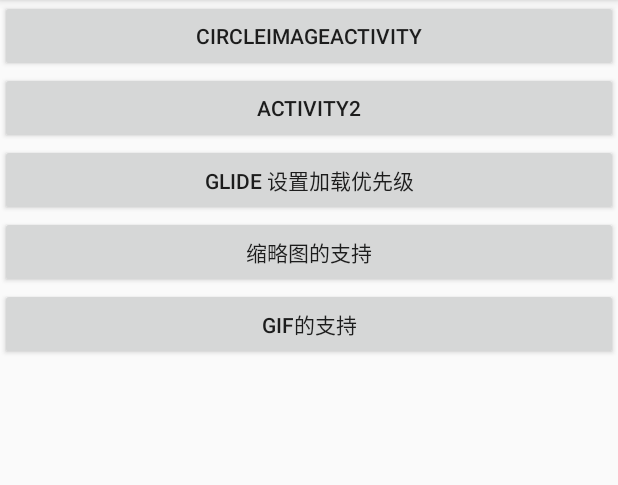
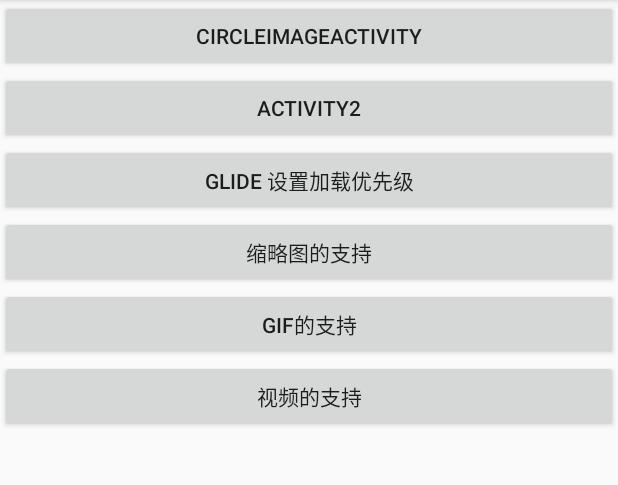
Before and after one commit to zyj1609wz/GlideDemo, an Android app: the screen it shows after launch (MainActivity), on a phone screen of 412 x 824 dp, the part 84-569 px from its top. Run offline under Robolectric (Android 15) with nearby library versions, the phone set to English and light mode, and no system bars.

Commit message:
本地视频的支持

```diff
--- a/app/src/main/AndroidManifest.xml
+++ b/app/src/main/AndroidManifest.xml
@@ -23,7 +23,8 @@
         <activity android:name=".Activity2" />
         <activity android:name=".PriorityActivity" />
         <activity android:name=".ThumbnailActivity" />
-        <activity android:name=".GifActivity"></activity>
+        <activity android:name=".GifActivity" />
+        <activity android:name=".VideoActivity"></activity>
     </application>
 
 </manifest>
--- a/app/src/main/java/app/zuil/com/glidedemo/MainActivity.java
+++ b/app/src/main/java/app/zuil/com/glidedemo/MainActivity.java
@@ -17,6 +17,7 @@ public class MainActivity extends AppCompatActivity implements View.OnClickListe
         findViewById(R.id.priorityActivity).setOnClickListener(this);
         findViewById(R.id.thumbnailActivity).setOnClickListener(this);
         findViewById(R.id.gifActivity).setOnClickListener(this);
+        findViewById(R.id.videoActivity).setOnClickListener(this);
     }
 
     @Override
@@ -37,6 +38,9 @@ public class MainActivity extends AppCompatActivity implements View.OnClickListe
             case R.id.gifActivity :
                 startActivity( new Intent( MainActivity.this , GifActivity.class));
                 break;
+            case R.id.videoActivity :
+                startActivity( new Intent( MainActivity.this , VideoActivity.class));
+                break;
         }
     }
 }
--- a/app/src/main/res/layout/activity_main.xml
+++ b/app/src/main/res/layout/activity_main.xml
@@ -46,6 +46,13 @@
             android:text="Gif的支持"
             />
 
+        <Button
+            android:id="@+id/videoActivity"
+            android:layout_width="match_parent"
+            android:layout_height="wrap_content"
+            android:text="视频的支持"
+            />
+
 
 
     </LinearLayout>
```
Also changed, not shown: app/src/main/java/app/zuil/com/glidedemo/VideoActivity.java (added, +27 -0 lines), app/src/main/res/layout/activity_video.xml (added, +17 -0 lines).
